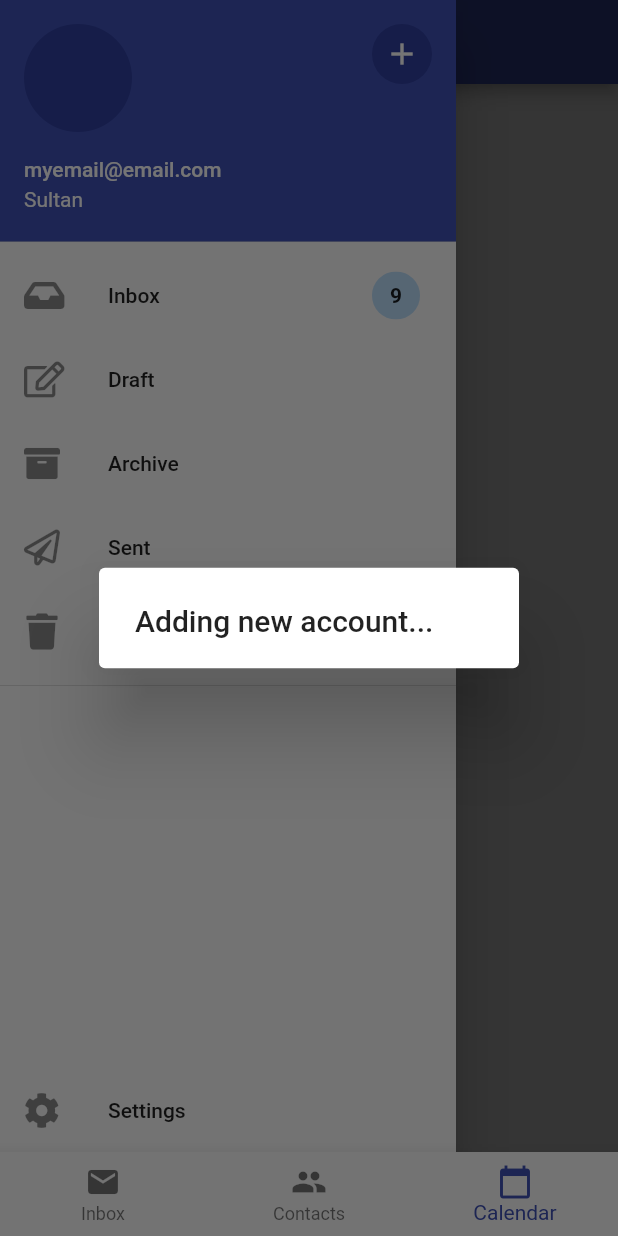
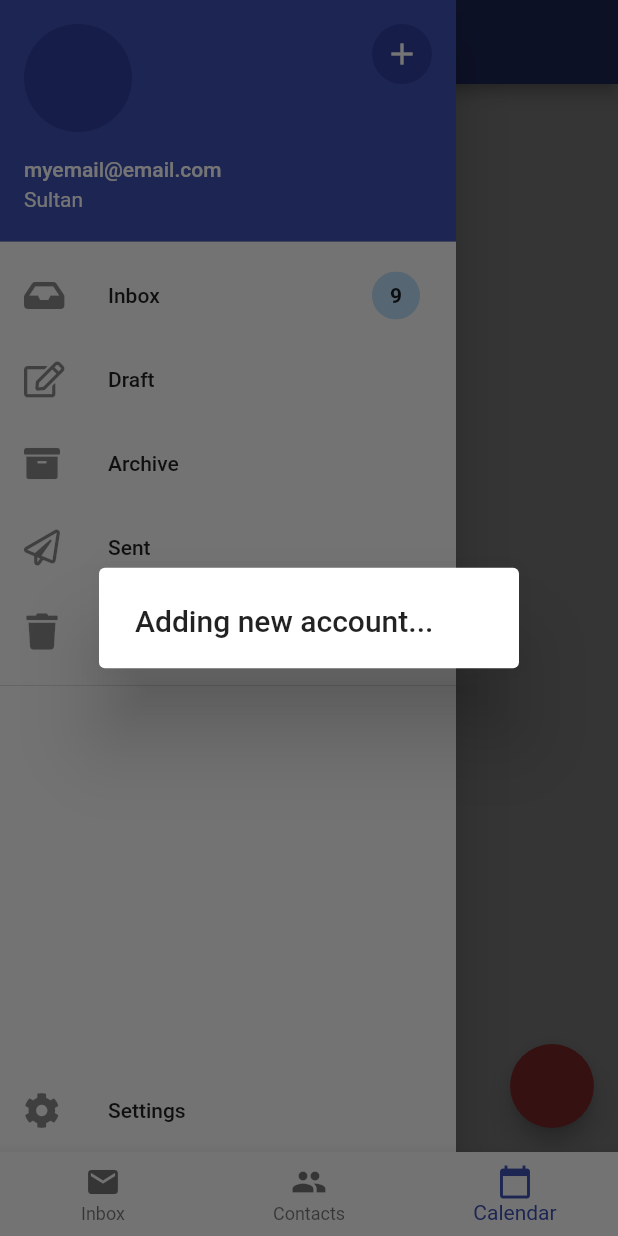
Before and after one commit to ShareghYusefi/Email-Client-Application, a Flutter app: the screen it shows after launch, item 3 of the bottom bar chosen, in the side drawer, after a tap on the "add" icon, on a phone screen of 412 x 824 dp. Run offline on Flutter 3.47's test engine with Material 2 defaults, Android fonts, the phone set to English and light mode, and no system bars; our stand-ins replace flutter_slidable, font_awesome_flutter, rxdart; network calls fail.

Commit message:
Manager BLoCs & Streams Refactors

```diff
--- a/lib/CalendarScreen.dart
+++ b/lib/CalendarScreen.dart
@@ -1,5 +1,9 @@
 import 'package:flutter/material.dart';
 import 'package:flutter_email_client_app/AppDrawer.dart';
+import 'package:flutter_email_client_app/FabButton.dart';
+
+import 'ComposeButton.dart';
+import 'Counter.dart';
 
 class CalendarScreen extends StatelessWidget {
   @override
@@ -9,9 +13,8 @@ class CalendarScreen extends StatelessWidget {
         title: Text("Calendar"),
       ),
       drawer: AppDrawer(),
-      body: Center(
-        child: Text("Calendar"),
-      ),
+      body: Counter(),
+      floatingActionButton: FabButton(),
     );
   }
 }
--- a/lib/ContactCounter.dart
+++ b/lib/ContactCounter.dart
@@ -11,7 +11,7 @@ class ContactCounter extends StatelessWidget {
 
     return Chip(
       label: StreamBuilder<int>(
-          stream: manager.contactCount,
+          stream: manager.count$,
           builder: (context, snapshot) {
             return Text((snapshot.data ?? 0).toString(),
               style: TextStyle(
--- a/lib/ContactSearchDelegate.dart
+++ b/lib/ContactSearchDelegate.dart
@@ -41,7 +41,7 @@ class ContactSearchDelegate extends SearchDelegate {
     }
 
     return ContactListBuilder(
-        stream: manager.filteredCollection(query: query),
+        stream: manager.browse$(query: query),
         builder: (context, contacts) {
           return ListView.separated(
             itemCount: contacts.length,
--- a/lib/ContactsScreen.dart
+++ b/lib/ContactsScreen.dart
@@ -36,7 +36,7 @@ class ContactsScreen extends StatelessWidget {
       ),
       drawer: AppDrawer(),
       body: ContactListBuilder(
-          stream: manager.contactListView,
+          stream: manager.browse$(),
           builder: (context, contacts) {
             return ListView.separated(
               itemCount: contacts.length,
--- /dev/null
+++ b/lib/Counter.dart
@@ -0,0 +1,20 @@
+import 'package:flutter/material.dart';
+import 'package:flutter_email_client_app/CounterManager.dart';
+import 'package:flutter_email_client_app/Provider.dart';
+
+class Counter extends StatelessWidget {
+  @override
+  Widget build(BuildContext context) {
+    CounterManager manager = Provider.of(context).fetch(CounterManager);
+
+    return Center(
+      child: StreamBuilder<int>(
+        initialData: 0,
+        stream: manager.counter$,
+        builder: (context, snapshot) {
+          return Text("Calendar: ${snapshot.data}");
+        }
+      ),
+    );
+  }
+}
--- /dev/null
+++ b/lib/CounterManager.dart
@@ -0,0 +1,15 @@
+import 'package:rxdart/rxdart.dart';
+
+class CounterManager {
+  // Create a counter sink
+  // ignore: close_sinks
+  BehaviorSubject<int> _counter = BehaviorSubject<int>.seeded(0);
+  // Get the current value of sink
+  int? get _current => _counter.value;
+
+  // counter stream
+  Stream<int> get counter$ => _counter.stream;
+
+  void increment() => _counter.add( _current! + 1);
+  void decrement() => _counter.add( _current! - 1);
+}
--- /dev/null
+++ b/lib/FabButton.dart
@@ -0,0 +1,14 @@
+import 'package:flutter/material.dart';
+
+import 'CounterManager.dart';
+import 'Provider.dart';
+
+class FabButton extends StatelessWidget {
+  @override
+  Widget build(BuildContext context) {
+    CounterManager manager = Provider.of(context).fetch(CounterManager);
+
+
+    return FloatingActionButton(onPressed: manager.increment );
+  }
+}
--- a/lib/overseer.dart
+++ b/lib/overseer.dart
@@ -1,6 +1,7 @@
 // A class that manages managers like a dispatcher
 import 'package:flutter/material.dart';
 import 'package:flutter_email_client_app/ContactManager.dart';
+import 'package:flutter_email_client_app/CounterManager.dart';
 
 class Overseer {
   // A list of manager that can be accessed by overseer
@@ -8,6 +9,7 @@ class Overseer {
 
   Overseer() {
     register(ContactManager, ContactManager());
+    register(CounterManager, CounterManager());
   }
 
   // A way to hire managers for the garden
```
Also changed, not shown: lib/ContactManager.dart (+7 -6 lines).
